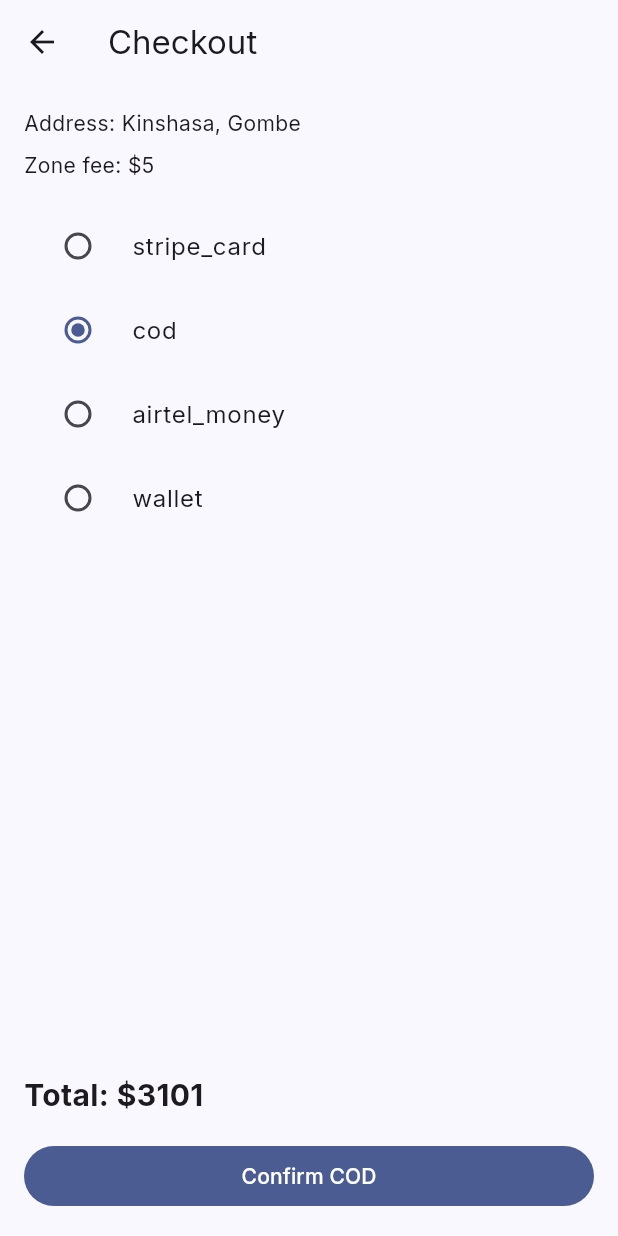
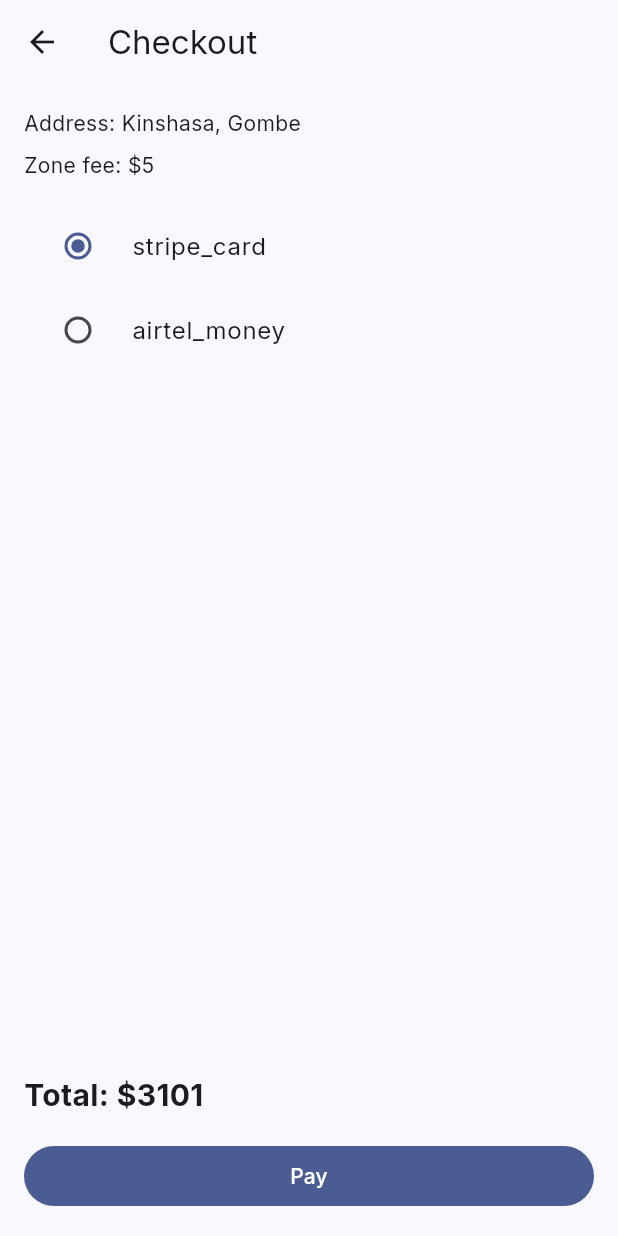
Before and after one commit to WaseemMirzaa/somba-apps, a Flutter app: the ProductDetailScreen screen opened directly with sample values from the repository, after a tap on "Buy Now", on a phone screen of 412 x 824 dp. Run offline on Flutter 3.47's test engine with Material 3 defaults, Android fonts, the phone set to English and light mode, and no system bars; our stand-ins replace cached_network_image, google_fonts; network calls fail.

Commit message:
Remove wallet (and stale COD) from shared types, mobile app & docs
The web app was cleared of the wallet payment feature earlier on this branch;
this finishes the job in the surfaces the prior web-only sweeps didn't reach,
so the word "wallet" now appears nowhere in the repo:

- shared/types: drop "wallet" and stale "cod" from PaymentMethod; remove the
  unused WalletTransaction interface (no consumers anywhere)
- shared/screens/registry: drop the CF-32 Somba&Teka Wallet route (its
  /shop/wallet page was already deleted)
- mobile (Flutter): remove the wallet + COD checkout options (card + mobile
  money only; default -> stripe_card), the account-menu wallet tile, and the
  now-unused "wallet" string
- CONFIG.md: payment table + shop-flow list reflect card + mobile money only
- docs/SOMBA-FEATURE-SCREEN-SPEC: drop the CF-32 wallet screen row
- Delete docs/PAYMENT_INVENTORY.md (obsolete removal worklog; git history keeps it)

Web build green. Mobile not build-verified (no Flutter toolchain in this env);
edits are minimal string/list changes.

Co-authored-by: Claude <noreply@anthropic.com>

```diff
--- a/mobile/lib/l10n/strings.dart
+++ b/mobile/lib/l10n/strings.dart
@@ -15,7 +15,6 @@ class Strings {
   String get prototype => isFr ? 'Mode prototype' : 'Prototype Mode';
   String get orders => isFr ? 'Commandes' : 'Orders';
   String get wishlist => isFr ? 'Favoris' : 'Wishlist';
-  String get wallet => isFr ? 'Portefeuille' : 'Wallet';
   String get settings => isFr ? 'Paramètres' : 'Settings';
   String get language => isFr ? 'Langue' : 'Language';
   String get addToCart => isFr ? 'Ajouter' : 'Add to Cart';
--- a/mobile/lib/screens/account_screen.dart
+++ b/mobile/lib/screens/account_screen.dart
@@ -36,7 +36,6 @@ class AccountScreen extends StatelessWidget {
           ),
           _tile(Icons.shopping_bag_outlined, s.orders, onTap: () => Navigator.push(context, MaterialPageRoute(builder: (_) => OrdersScreen(locale: locale)))),
           _tile(Icons.favorite_border, s.wishlist, onTap: () => Navigator.push(context, MaterialPageRoute(builder: (_) => CartScreen(locale: locale)))),
-          _tile(Icons.account_balance_wallet_outlined, s.wallet, onTap: () => ScaffoldMessenger.of(context).showSnackBar(const SnackBar(content: Text('Somba&Teka Wallet (mock)')))),
           const Divider(),
           ListTile(
             leading: const Icon(Icons.language),
--- a/mobile/lib/screens/checkout_screen.dart
+++ b/mobile/lib/screens/checkout_screen.dart
@@ -14,7 +14,7 @@ class CheckoutScreen extends StatefulWidget {
 
 class _CheckoutScreenState extends State<CheckoutScreen> {
   final shop = ShopState.instance;
-  String payment = 'cod';
+  String payment = 'stripe_card';
 
   @override
   Widget build(BuildContext context) {
@@ -32,7 +32,7 @@ class _CheckoutScreenState extends State<CheckoutScreen> {
             const SizedBox(height: 8),
             Text('${fr ? "Frais zone" : "Zone fee"}: \$5'),
             const SizedBox(height: 16),
-            ...['stripe_card', 'cod', 'airtel_money', 'wallet'].map((m) => RadioListTile(
+            ...['stripe_card', 'airtel_money'].map((m) => RadioListTile(
                   title: Text(m),
                   value: m,
                   groupValue: payment,
@@ -43,7 +43,7 @@ class _CheckoutScreenState extends State<CheckoutScreen> {
             const SizedBox(height: 16),
             FilledButton(
               onPressed: () => Navigator.pushReplacement(context, MaterialPageRoute(builder: (_) => OrderSuccessScreen(locale: widget.locale, orderId: 'ORD-2024-001'))),
-              child: Text(payment == 'cod' ? (fr ? 'Confirmer COD' : 'Confirm COD') : (fr ? 'Payer' : 'Pay')),
+              child: Text(fr ? 'Payer' : 'Pay'),
             ),
           ],
         ),
```
Also changed, not shown: 5 other files.
